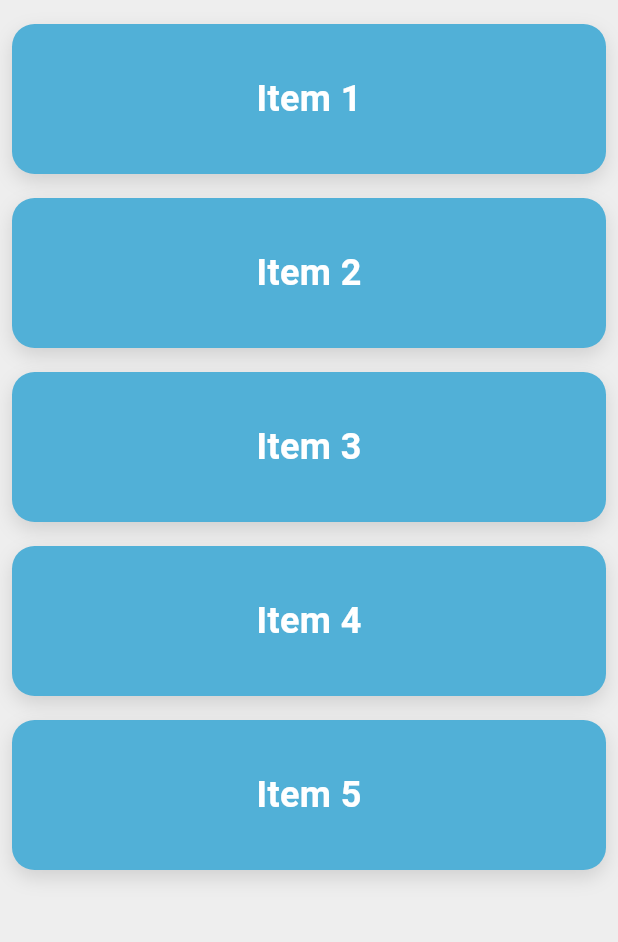
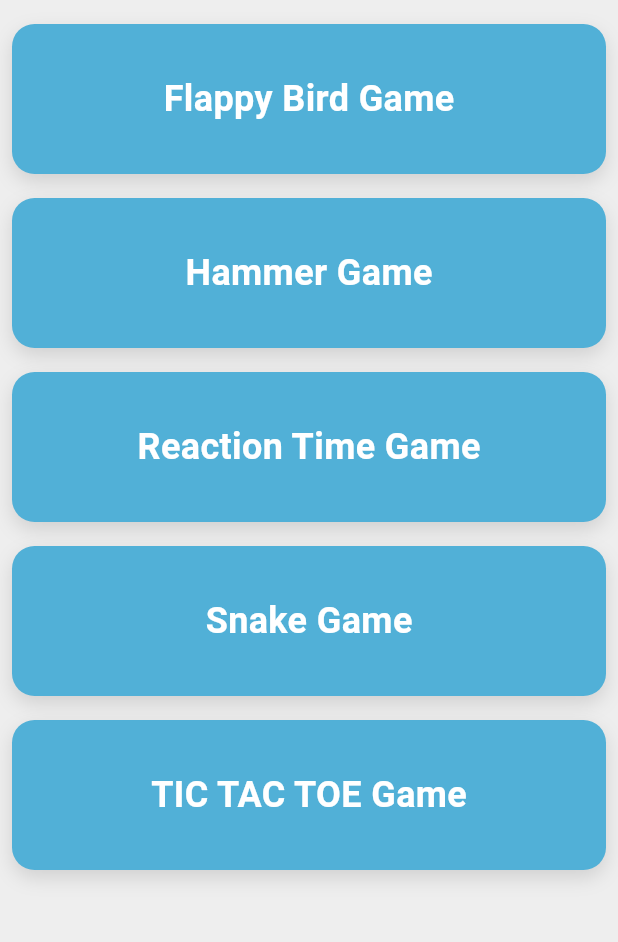
Before and after one commit to V3X3N/MobiGames, a Flutter app: the MainMenu screen opened directly, on a phone screen of 412 x 824 dp, the part 84-1026 px from its top. Run offline on Flutter 3.47's test engine with Material 3 defaults, Android fonts, the phone set to English and light mode, and no system bars.

Commit message:
add 5 games scenes

```diff
--- a/lib/pages/main_menu.dart
+++ b/lib/pages/main_menu.dart
@@ -1,5 +1,10 @@
 import 'package:flutter/material.dart';
 import 'package:mobi_games/design/design.dart';
+import 'package:mobi_games/games/flappy_bird.dart';
+import 'package:mobi_games/games/hammer_game.dart';
+import 'package:mobi_games/games/reaction_time.dart';
+import 'package:mobi_games/games/snake.dart';
+import 'package:mobi_games/games/tic_tac_toe.dart';
 
 class MainMenu extends StatelessWidget {
   const MainMenu({super.key});
@@ -13,10 +18,30 @@ class MainMenu extends StatelessWidget {
       body: Container(
         color: AppColors.primaryColor,
         padding: const EdgeInsets.all(8.0),
-        child: ListView.builder(
-          itemCount: 5,
-          itemBuilder: (context, index) {
-            return Padding(
+        child: ListView(
+          children: [
+            _buildMenuItem(context, 'Flappy Bird Game', const FlappyBird()),
+            _buildMenuItem(context, 'Hammer Game', const HammerGame()),
+            _buildMenuItem(context, 'Reaction Time Game', const ReactionTime()),
+            _buildMenuItem(context, 'Snake Game', const SnakeGame()),
+            _buildMenuItem(context, 'TIC TAC TOE Game', const TicTacToe()),
+          ],
+        ),
+      ),
+    );
+  }
+
+  Widget _buildMenuItem(BuildContext context, String title, Widget page) {
+    return GestureDetector(
+      onTap: () {
+        Navigator.pushReplacement(
+          context,
+          MaterialPageRoute(
+            builder: (context) => page,
+          ),
+        );
+      },
+      child: Padding(
         padding: const EdgeInsets.symmetric(vertical: 8.0),
         child: Container(
           height: 100,
@@ -33,7 +58,7 @@ class MainMenu extends StatelessWidget {
           ),
           child: Center(
             child: Text(
-                    'Item ${index + 1}',
+              title,
               style: const TextStyle(
                 color: Colors.white,
                 fontSize: 24,
@@ -42,9 +67,6 @@ class MainMenu extends StatelessWidget {
             ),
           ),
         ),
-            );
-          },
-        ),
       ),
     );
   }
```
Also changed, not shown: lib/games/flappy_bird.dart (added, +37 -0 lines), lib/games/hammer_game.dart (added, +37 -0 lines), lib/games/reaction_time.dart (added, +37 -0 lines), lib/games/snake.dart (added, +37 -0 lines), lib/games/tic_tac_toe.dart (added, +37 -0 lines). Lines whose indentation alone changed are shown as unchanged.
